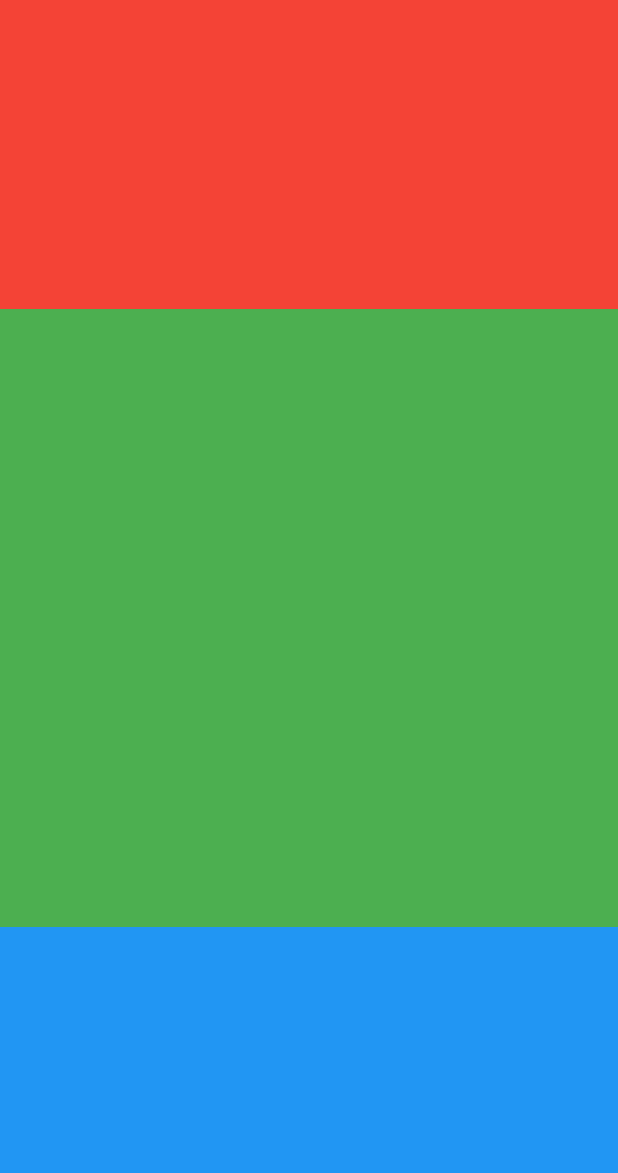
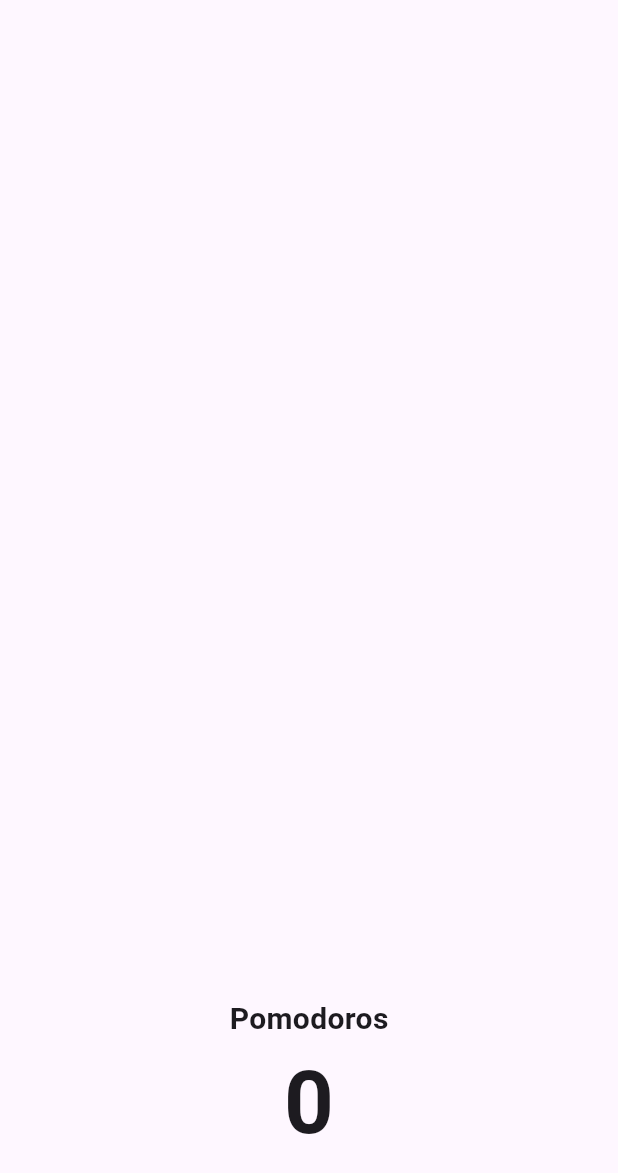
Before and after one commit to financial-app-study-team/pomodoro_app, a Flutter app: the HomeScreen screen opened directly, on a phone screen of 412 x 824 dp. Shown: the top 1173 px of the screen. Run offline on Flutter 3.47's test engine with Material 3 defaults, Android fonts, the phone set to English and light mode, and no system bars.

Commit message:
divide with flexible

```diff
--- a/lib/screens/home_screen.dart
+++ b/lib/screens/home_screen.dart
@@ -11,32 +11,68 @@ class _HomeScreenState extends State<HomeScreen> {
   @override
   Widget build(BuildContext context) {
     return Scaffold(
+        backgroundColor: Theme.of(context).colorScheme.background,
         body: Column(
           children: [
             Flexible(
               flex: 1,
               child: Container(
-            decoration: const BoxDecoration(
-              color: Colors.red,
+                alignment: Alignment.bottomCenter,
+                child: Text(
+                  '25:00',
+                  style: TextStyle(
+                    color: Theme.of(context).cardColor,
+                    fontSize: 89,
+                    fontWeight: FontWeight.bold,
+                  ),
                 ),
               ),
             ),
             Flexible(
               flex: 2,
-          child: Container(
-            decoration: const BoxDecoration(
-              color: Colors.green,
-            ),
-          ),
+              child: Center(
+                  child: IconButton(
+                iconSize: 120,
+                color: Theme.of(context).cardColor,
+                icon: const Icon(Icons.play_circle_outline),
+                onPressed: () {},
+              )),
             ),
             Flexible(
                 flex: 1,
+                child: Row(
+                  children: [
+                    Expanded(
                       child: Container(
-            decoration: const BoxDecoration(
-              color: Colors.blue,
+                          decoration: BoxDecoration(
+                            color: Theme.of(context).cardColor,
                           ),
+                          child: Column(
+                            mainAxisAlignment: MainAxisAlignment.center,
+                            children: [
+                              Text('Pomodoros',
+                                  style: TextStyle(
+                                    fontSize: 20,
+                                    fontWeight: FontWeight.bold,
+                                    color: Theme.of(context)
+                                        .textTheme
+                                        .displayLarge!
+                                        .color,
+                                  )),
+                              Text('0',
+                                  style: TextStyle(
+                                    fontSize: 58,
+                                    fontWeight: FontWeight.bold,
+                                    color: Theme.of(context)
+                                        .textTheme
+                                        .displayLarge!
+                                        .color,
+                                  )),
+                            ],
+                          )),
                     ),
-        ),
+                  ],
+                )),
           ],
         ));
   }
```
Lines whose indentation alone changed are shown as unchanged.
